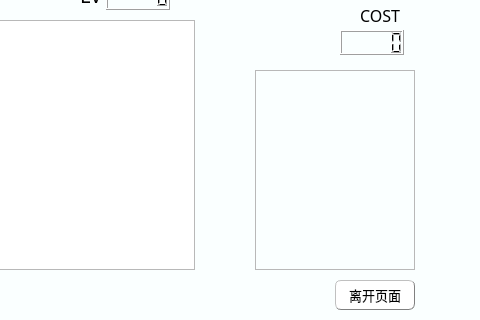
This is mainwindow.ui in wangquanlikun/Alice_Archive as Qt 5 draws it before an edit; both pictures show x 800 to 1280 and y 400 to 720 of the 1280 by 720 pixel window. The edited form follows.
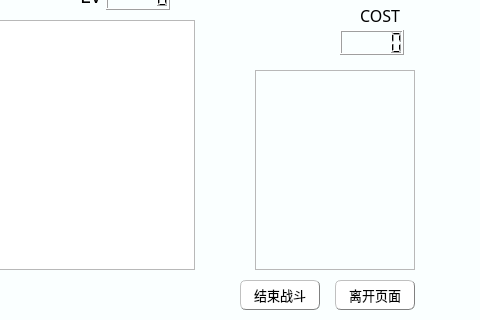
This is the edited form. The open tabs and pages were chosen to show the change. Icons and pictures are not drawn.

Commit message: 完成了战斗超时机制；完成了在战斗中的退出机制；修改了理解错误：对决赛也会增加经验

The edit to the form file:
```diff
--- a/mainwindow.ui
+++ b/mainwindow.ui
@@ -1299,6 +1299,43 @@
        <string>LV</string>
       </property>
      </widget>
+     <widget class="QPushButton" name="leave_fight_run">
+      <property name="geometry">
+       <rect>
+        <x>1040</x>
+        <y>680</y>
+        <width>80</width>
+        <height>30</height>
+       </rect>
+      </property>
+      <property name="font">
+       <font>
+        <family>俐方体11号</family>
+        <pointsize>10</pointsize>
+       </font>
+      </property>
+      <property name="styleSheet">
+       <string notr="true">QPushButton{
+color: rgb(0, 0, 0);
+background-color: rgb(255, 255, 255);
+border:1px groove gray;
+border-radius:6px;
+padding:2px 4px;
+border-style: outset;
+}
+QPushButton:hover{
+	background-color: rgb(155, 222, 255);
+color: black;
+}
+QPushButton:pressed{
+	background-color: rgb(0, 128, 255);
+border-style: inset;
+}</string>
+      </property>
+      <property name="text">
+       <string>结束战斗</string>
+      </property>
+     </widget>
     </widget>
     <widget class="QWidget" name="about">
      <widget class="QLabel" name="About">
```
Left out of the diff: 2 changed lines with no effect on the pictures. The commit also changes 2 other files.
